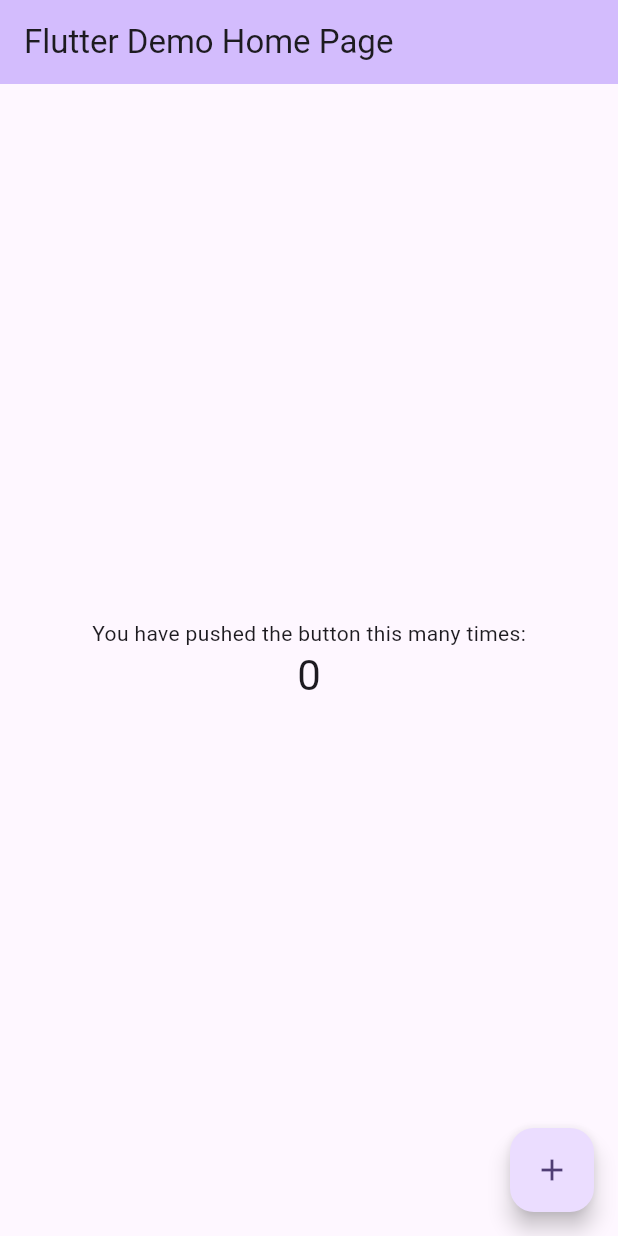
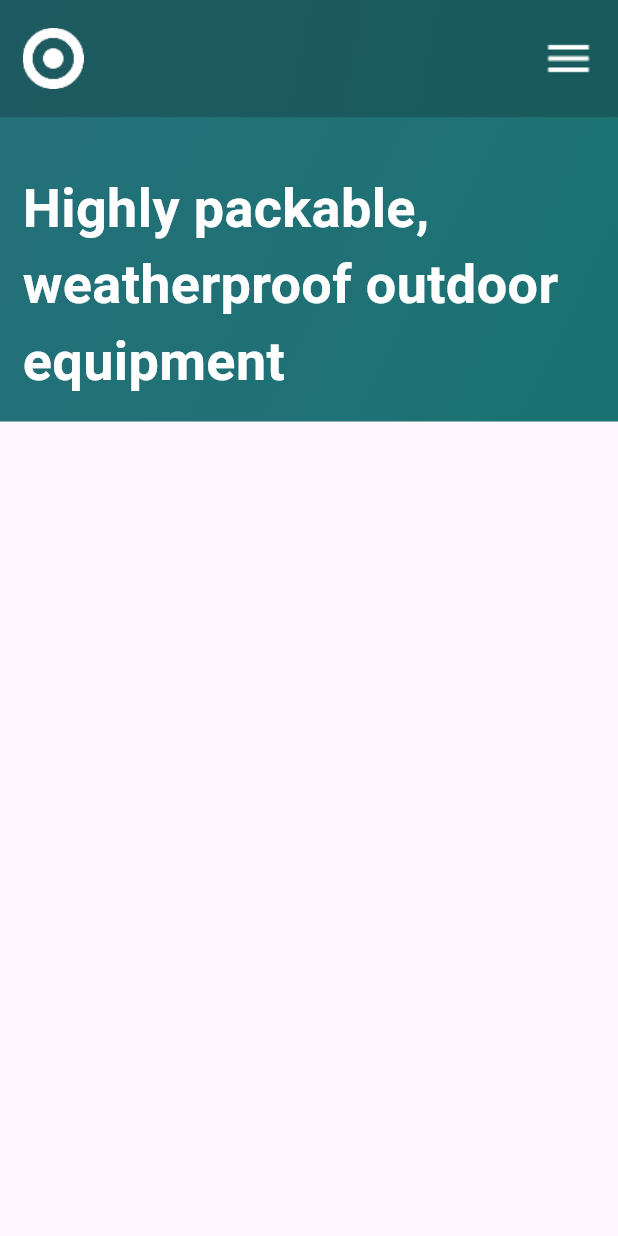
Before and after one commit to hyeonginju/dg_asmt_peter, a Flutter app: the screen it shows after launch, on a phone screen of 412 x 824 dp. Run offline on Flutter 3.47's test engine with Material 3 defaults, Android fonts, the phone set to English and light mode, and no system bars.

Commit message:
💄 add header

```diff
--- a/lib/main.dart
+++ b/lib/main.dart
@@ -1,3 +1,4 @@
+import 'package:dg_asmt_peter/screens/home_screen.dart';
 import 'package:flutter/material.dart';
 
 void main() {
@@ -7,116 +8,13 @@ void main() {
 class MyApp extends StatelessWidget {
   const MyApp({super.key});
 
-  // This widget is the root of your application.
   @override
   Widget build(BuildContext context) {
     return MaterialApp(
       title: 'Flutter Demo',
-      theme: ThemeData(
-        // This is the theme of your application.
-        //
-        // TRY THIS: Try running your application with "flutter run". You'll see
-        // the application has a purple toolbar. Then, without quitting the app,
-        // try changing the seedColor in the colorScheme below to Colors.green
-        // and then invoke "hot reload" (save your changes or press the "hot
-        // reload" button in a Flutter-supported IDE, or press "r" if you used
-        // the command line to start the app).
-        //
-        // Notice that the counter didn't reset back to zero; the application
-        // state is not lost during the reload. To reset the state, use hot
-        // restart instead.
-        //
-        // This works for code too, not just values: Most code changes can be
-        // tested with just a hot reload.
-        colorScheme: ColorScheme.fromSeed(seedColor: Colors.deepPurple),
-      ),
-      home: const MyHomePage(title: 'Flutter Demo Home Page'),
+      theme: ThemeData.light(),
+
+      home: const HomeScreen(),
     );
   }
 }
-
-class MyHomePage extends StatefulWidget {
-  const MyHomePage({super.key, required this.title});
-
-  // This widget is the home page of your application. It is stateful, meaning
-  // that it has a State object (defined below) that contains fields that affect
-  // how it looks.
-
-  // This class is the configuration for the state. It holds the values (in this
-  // case the title) provided by the parent (in this case the App widget) and
-  // used by the build method of the State. Fields in a Widget subclass are
-  // always marked "final".
-
-  final String title;
-
-  @override
-  State<MyHomePage> createState() => _MyHomePageState();
-}
-
-class _MyHomePageState extends State<MyHomePage> {
-  int _counter = 0;
-
-  void _incrementCounter() {
-    setState(() {
-      // This call to setState tells the Flutter framework that something has
-      // changed in this State, which causes it to rerun the build method below
-      // so that the display can reflect the updated values. If we changed
-      // _counter without calling setState(), then the build method would not be
-      // called again, and so nothing would appear to happen.
-      _counter++;
-    });
-  }
-
-  @override
-  Widget build(BuildContext context) {
-    // This method is rerun every time setState is called, for instance as done
-    // by the _incrementCounter method above.
-    //
-    // The Flutter framework has been optimized to make rerunning build methods
-    // fast, so that you can just rebuild anything that needs updating rather
-    // than having to individually change instances of widgets.
-    return Scaffold(
-      appBar: AppBar(
-        // TRY THIS: Try changing the color here to a specific color (to
-        // Colors.amber, perhaps?) and trigger a hot reload to see the AppBar
-        // change color while the other colors stay the same.
-        backgroundColor: Theme.of(context).colorScheme.inversePrimary,
-        // Here we take the value from the MyHomePage object that was created by
-        // the App.build method, and use it to set our appbar title.
-        title: Text(widget.title),
-      ),
-      body: Center(
-        // Center is a layout widget. It takes a single child and positions it
-        // in the middle of the parent.
-        child: Column(
-          // Column is also a layout widget. It takes a list of children and
-          // arranges them vertically. By default, it sizes itself to fit its
-          // children horizontally, and tries to be as tall as its parent.
-          //
-          // Column has various properties to control how it sizes itself and
-          // how it positions its children. Here we use mainAxisAlignment to
-          // center the children vertically; the main axis here is the vertical
-          // axis because Columns are vertical (the cross axis would be
-          // horizontal).
-          //
-          // TRY THIS: Invoke "debug painting" (choose the "Toggle Debug Paint"
-          // action in the IDE, or press "p" in the console), to see the
-          // wireframe for each widget.
-          mainAxisAlignment: MainAxisAlignment.center,
-          children: <Widget>[
-            const Text('You have pushed the button this many times:'),
-            Text(
-              '$_counter',
-              style: Theme.of(context).textTheme.headlineMedium,
-            ),
-          ],
-        ),
-      ),
-      floatingActionButton: FloatingActionButton(
-        onPressed: _incrementCounter,
-        tooltip: 'Increment',
-        child: const Icon(Icons.add),
-      ), // This trailing comma makes auto-formatting nicer for build methods.
-    );
-  }
-}
--- /dev/null
+++ b/lib/screens/home_screen.dart
@@ -0,0 +1,80 @@
+import 'package:dg_asmt_peter/theme/app_colors.dart';
+import 'package:dg_asmt_peter/theme/app_icons.dart';
+import 'package:dg_asmt_peter/widgets/header_text.dart';
+import 'package:flutter/material.dart';
+
+class HomeScreen extends StatefulWidget {
+  const HomeScreen({super.key});
+
+  @override
+  State<HomeScreen> createState() => _HomeScreenState();
+}
+
+class _HomeScreenState extends State<HomeScreen> {
+  List<String> items = [
+    'Tents',
+    'Sleeping bags',
+    'Backpacks',
+    'Hiking boots',
+    'Camping gear',
+    'Water bottles',
+    'Flashlights',
+  ];
+  @override
+  Widget build(BuildContext context) {
+    return Scaffold(
+      appBar: PreferredSize(
+        preferredSize: Size.fromHeight(78),
+        child: Container(
+          decoration: BoxDecoration(
+            gradient: LinearGradient(
+              begin: AlignmentGeometry.topLeft,
+              end: AlignmentGeometry.bottomRight,
+              colors: [AppColors.appbarColorStart, AppColors.appbarColorEnd],
+            ),
+          ),
+          child: AppBar(
+            toolbarHeight: 78,
+            centerTitle: true,
+            elevation: 0,
+            backgroundColor: Colors.transparent,
+            leading: Center(
+              child: Padding(
+                padding: const EdgeInsets.only(left: 15),
+                child: Image.asset(AppIcons.logo, height: 48, width: 48),
+              ),
+            ),
+            actions: [
+              Center(
+                child: Padding(
+                  padding: const EdgeInsets.only(right: 15),
+                  child: Image.asset(AppIcons.menu, height: 36, width: 36),
+                ),
+              ),
+            ],
+          ),
+        ),
+      ),
+      body: SingleChildScrollView(
+        child: Container(
+          decoration: BoxDecoration(
+            gradient: LinearGradient(
+              begin: AlignmentGeometry.topLeft,
+              end: AlignmentGeometry.bottomRight,
+              colors: [AppColors.mainColorStart, AppColors.mainColorEnd],
+            ),
+          ),
+          child: Column(
+            crossAxisAlignment: CrossAxisAlignment.center,
+            children: [
+              const SizedBox(height: 20),
+              HeaderText(
+                title: 'Highly packable, weatherproof outdoor equipment',
+              ),
+            ],
+          ),
+        ),
+      ),
+    );
+  }
+}
--- /dev/null
+++ b/lib/widgets/header_text.dart
@@ -0,0 +1,22 @@
+import 'package:dg_asmt_peter/theme/app_colors.dart';
+import 'package:flutter/material.dart';
+
+class HeaderText extends StatelessWidget {
+  final String title;
+  const HeaderText({super.key, required this.title});
+
+  @override
+  Widget build(BuildContext context) {
+    return Padding(
+      padding: const EdgeInsets.all(15),
+      child: Text(
+        style: TextStyle(
+          fontWeight: FontWeight.w700,
+          fontSize: 36,
+          color: AppColors.white,
+        ),
+        title,
+      ),
+    );
+  }
+}
```
Also changed, not shown: pubspec.yaml (+6 -3 lines).
